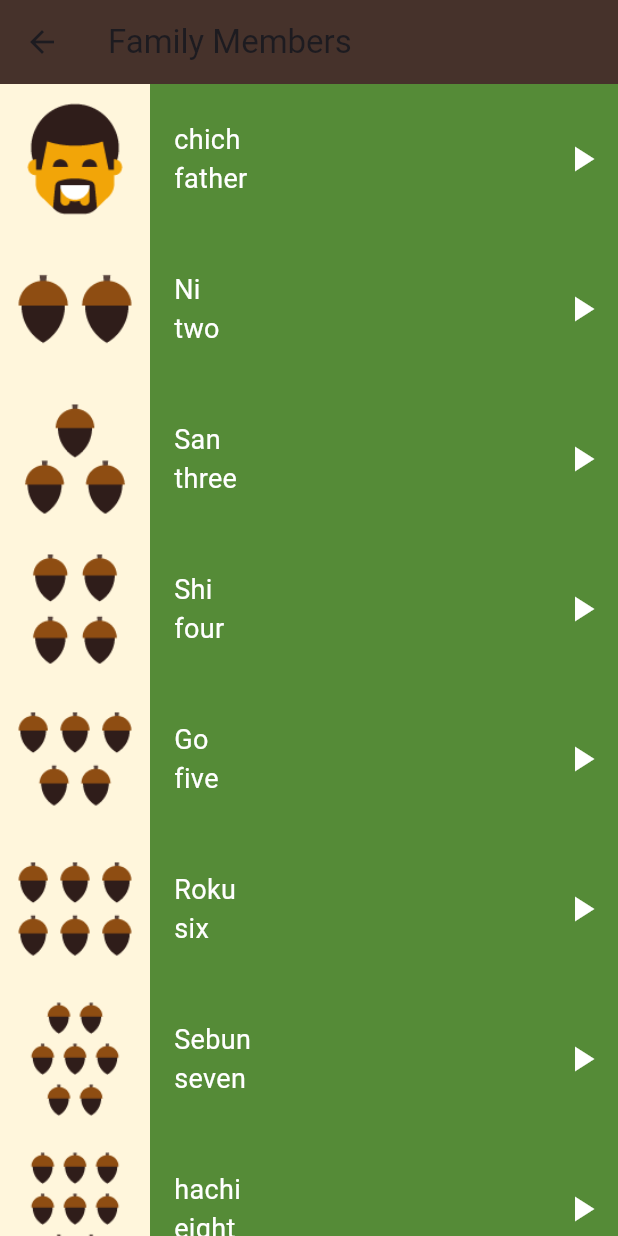
After one commit to 24nse/language_learing_app, a Flutter app: the screen it shows after launch, after a tap on "Family Members", on a phone screen of 412 x 824 dp. The commit adds this screen. Run offline on Flutter 3.47's test engine with Material 3 defaults, Android fonts, the phone set to English and light mode, and no system bars; our stand-ins replace audioplayers.

Commit message:
create family_member page and phrases page

```diff
--- a/lib/models/item.dart
+++ b/lib/models/item.dart
@@ -6,7 +6,7 @@ class ItemModel{
   final String  jpName;
   final String  enName;
 
-  ItemModel({required this.sound, required this.image, required this.jpName, required this.enName});
+  const ItemModel({required this.sound,  this.image, required this.jpName, required this.enName});
   palySound(){
     final player = AudioPlayer();
     player.play(AssetSource(sound));
--- /dev/null
+++ b/lib/screens/family_members_page.dart
@@ -0,0 +1,87 @@
+import 'package:flutter/material.dart';
+import 'package:language_learing_app/models/item.dart';
+import 'package:language_learing_app/screens/numbers_page.dart';
+
+class FamilyMembersPage extends StatelessWidget {
+  const FamilyMembersPage({super.key});
+final List<ItemModel> numbers= const [
+   ItemModel(
+      sound: 'sounds/family_members/father.wav',
+      jpName: 'chich',
+      enName: 'father',
+      image: 'assets/images/family_members/family_father.png',
+    ),
+    ItemModel(
+      sound: 'sounds/numbers/number_two_sound.mp3',
+      jpName: 'Ni',
+      enName: 'two',
+      image: 'assets/images/numbers/number_two.png',
+    ),
+    ItemModel(
+      sound: 'sounds/numbers/number_one_sound.mp3',
+      jpName: 'San',
+      enName: 'three',
+      image: 'assets/images/numbers/number_three.png',
+    ),
+    ItemModel(
+      sound: 'sounds/numbers/number_one_sound.mp3',
+      jpName: 'Shi',
+      enName: 'four',
+      image: 'assets/images/numbers/number_four.png',
+    ),
+    ItemModel(
+      sound: 'sounds/numbers/number_one_sound.mp3',
+      jpName: 'Go',
+      enName: 'five',
+      image: 'assets/images/numbers/number_five.png',
+    ),
+    ItemModel(
+      sound: 'sounds/numbers/number_one_sound.mp3',
+      jpName: 'Roku',
+      enName: 'six',
+      image: 'assets/images/numbers/number_six.png',
+    ),
+    ItemModel(
+      sound: 'sounds/numbers/number_one_sound.mp3',
+      jpName: 'Sebun',
+      enName: 'seven',
+      image: 'assets/images/numbers/number_seven.png',
+    ),
+    ItemModel(
+      sound: 'sounds/numbers/number_one_sound.mp3',
+      jpName: 'hachi',
+      enName: 'eight',
+      image: 'assets/images/numbers/number_eight.png',
+    ),
+    ItemModel(
+      sound: 'sounds/numbers/number_one_sound.mp3',
+      jpName: 'Kyū',
+      enName: 'nine',
+      image: 'assets/images/numbers/number_nine.png',
+    ),
+    ItemModel(
+      sound: 'sounds/numbers/number_one_sound.mp3',
+      jpName: 'Jū',
+      enName: 'ten',
+      image: 'assets/images/numbers/number_ten.png',
+    ),
+
+];
+  @override
+  Widget build(BuildContext context) {
+    return  Scaffold(
+appBar: AppBar(
+  title:const Text("Family Members"),
+  backgroundColor: Color(0xff46322B),
+),
+body: ListView.builder(
+  itemCount: numbers.length,
+  itemBuilder: (ctx,index){
+   return ListItem(
+    item: numbers[index],
+    color:const Color(0xff558B37),
+   );
+  }),
+    );
+  }
+}
--- a/lib/screens/home_page.dart
+++ b/lib/screens/home_page.dart
@@ -1,6 +1,8 @@
 import 'package:flutter/material.dart';
 import 'package:language_learing_app/components/category.dart';
+import 'package:language_learing_app/screens/family_members_page.dart';
 import 'package:language_learing_app/screens/numbers_page.dart';
+import 'package:language_learing_app/screens/phrases_page.dart';
 
 class HomePage extends StatelessWidget {
   const HomePage({super.key});
@@ -21,6 +23,18 @@ class HomePage extends StatelessWidget {
             onTap: (){
             Navigator.push(context, MaterialPageRoute(builder: (ctx)=>NumbersPage()));
           },),
+             Category(
+            text: "Family Members",
+            color:const Color(0xff558B37),
+            onTap: (){
+            Navigator.push(context, MaterialPageRoute(builder: (ctx)=>FamilyMembersPage()));
+          },),
+                 Category(
+            text: "Phrases",
+            color:const Color(0xff50ADC7),
+            onTap: (){
+            Navigator.push(context, MaterialPageRoute(builder: (ctx)=>PhrasesPage()));
+          },),
 
         ],
       ),
--- a/lib/screens/numbers_page.dart
+++ b/lib/screens/numbers_page.dart
@@ -2,9 +2,9 @@ import 'package:flutter/material.dart';
 import 'package:language_learing_app/models/item.dart';
 
 class NumbersPage extends StatelessWidget {
-   NumbersPage({super.key});
+ const  NumbersPage({super.key});
 
-  final List<ItemModel> numbers=[
+  final List<ItemModel> numbers= const[
     ItemModel(
       sound: 'sounds/numbers/number_one_sound.mp3',
       jpName: 'ichi',
@@ -103,7 +103,7 @@ final Color color;
         children: [
           Container(
             color:const Color(0xffFFF6DC),
-            child: Image.asset(item.image!),
+            child: Image.asset(item.image??"assets/images/numbers/number_one.png"),
           ),
           Expanded(
             child: ItemInfo(item: item,),)
--- /dev/null
+++ b/lib/screens/phrases_page.dart
@@ -0,0 +1,91 @@
+import 'package:flutter/material.dart';
+import 'package:language_learing_app/models/item.dart';
+import 'package:language_learing_app/screens/numbers_page.dart';
+
+class PhrasesPage extends StatelessWidget {
+  const PhrasesPage({super.key});
+  final List<ItemModel> phrasesList =const[
+     ItemModel(
+      sound: 'sounds/phrases/are_you_coming.wav',
+      jpName: 'chich',
+      enName: 'Are you coming',
+      image: 'assets/images/numbers/number_onegit.png',
+
+    ),
+    ItemModel(
+      sound: 'sounds/numbers/number_two_sound.mp3',
+      jpName: 'Ni',
+      enName: 'two',
+      image: 'assets/images/numbers/number_two.png',
+
+    ),
+    ItemModel(
+      sound: 'sounds/numbers/number_one_sound.mp3',
+      jpName: 'San',
+      enName: 'three',
+      image: 'assets/images/numbers/number_three.png',
+
+    ),
+    ItemModel(
+      sound: 'sounds/numbers/number_one_sound.mp3',
+      jpName: 'Shi',
+      enName: 'four',
+      image: 'assets/images/numbers/number_four.png',
+
+    ),
+    ItemModel(
+      sound: 'sounds/numbers/number_one_sound.mp3',
+      jpName: 'Go',
+      enName: 'five',
+      image: 'assets/images/numbers/number_five.png',
+    ),
+    ItemModel(
+      sound: 'sounds/numbers/number_one_sound.mp3',
+      jpName: 'Roku',
+      enName: 'six',
+      image: 'assets/images/numbers/number_six.png',
+    ),
+    ItemModel(
+      sound: 'sounds/numbers/number_one_sound.mp3',
+      jpName: 'Sebun',
+      enName: 'seven',
+      image: 'assets/images/numbers/number_seven.png',
+    ),
+    ItemModel(
+      sound: 'sounds/numbers/number_one_sound.mp3',
+      jpName: 'hachi',
+      enName: 'eight',
+      image: 'assets/images/numbers/number_eight.png',
+    ),
+    ItemModel(
+      sound: 'sounds/numbers/number_one_sound.mp3',
+      jpName: 'Kyū',
+      enName: 'nine',
+      image: 'assets/images/numbers/number_nine.png',
+    ),
+    ItemModel(
+      sound: 'sounds/numbers/number_one_sound.mp3',
+      jpName: 'Jū',
+      enName: 'ten',
+      image: 'assets/images/numbers/number_ten.png',
+    ),
+  ];
+
+  @override
+  Widget build(BuildContext context) {
+    return  Scaffold(
+      appBar: AppBar(
+        title:const Text("Phrases"),
+        backgroundColor:const Color(0xff46322B),
+      ),
+      body: ListView.builder(
+        itemCount: phrasesList.length,
+        itemBuilder: (ctx,index){
+          return ListItem(
+            item: phrasesList[index],
+            color:const Color(0xff50ADC7),
+          );
+      }),
+    );
+  }
+}
```
